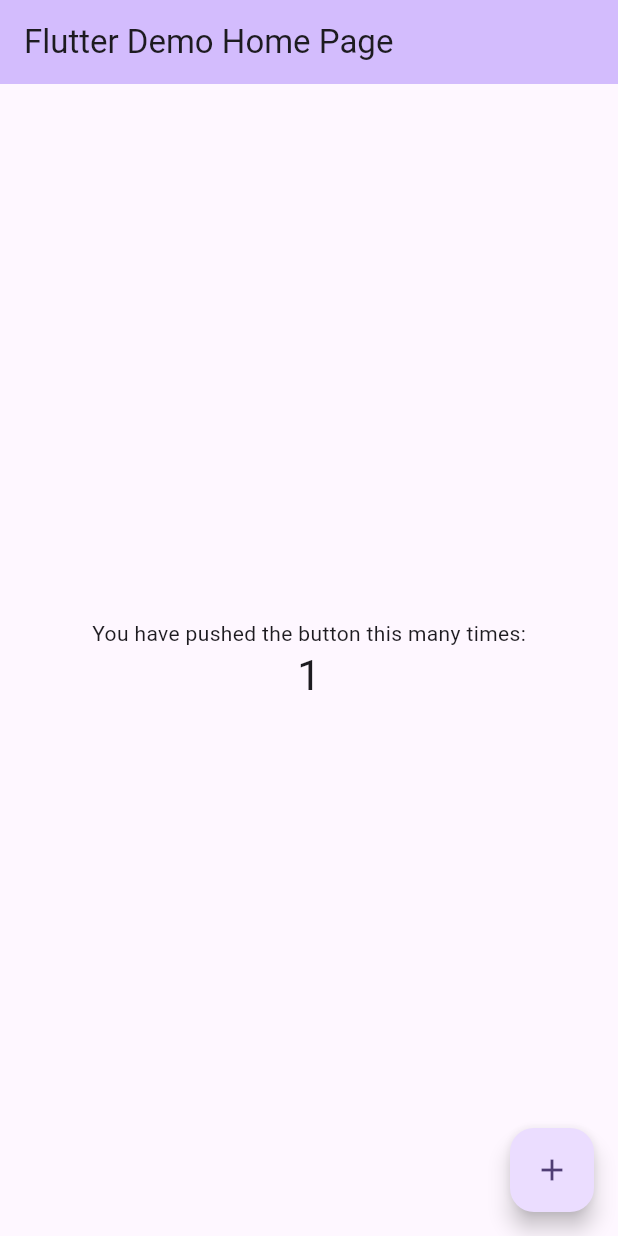
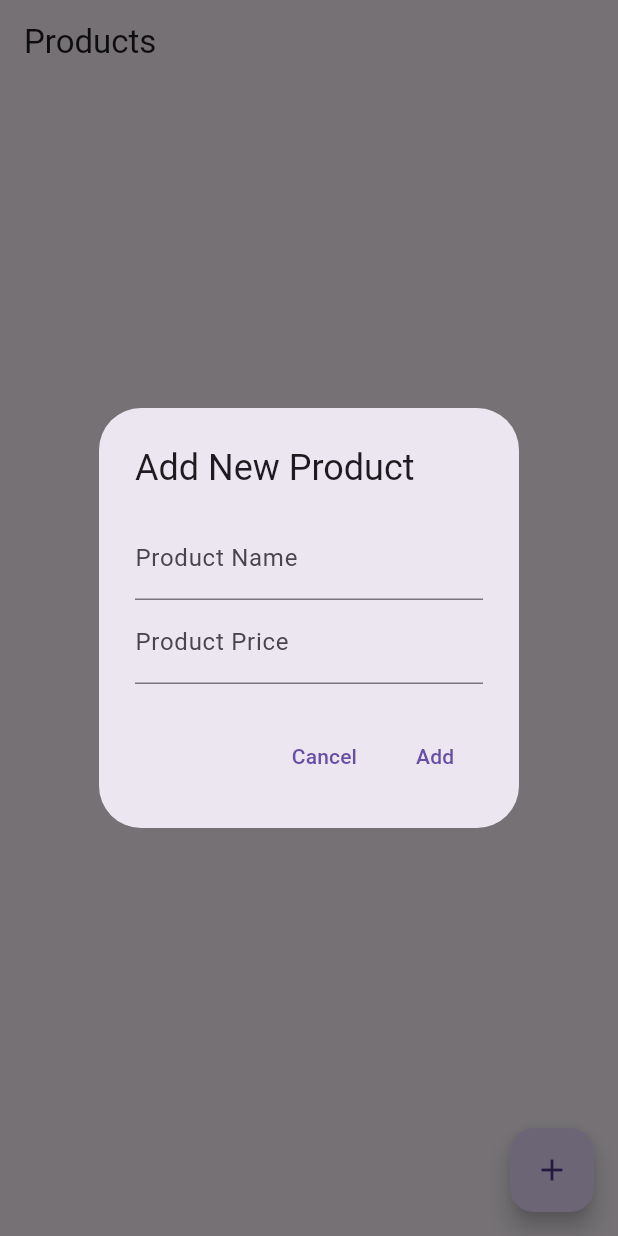
Before and after one commit to Wannabe-King/MemoNeet-Task, a Flutter app: the screen it shows after launch, after a tap on the "add" icon, on a phone screen of 412 x 824 dp. Run offline on Flutter 3.47's test engine with Material 3 defaults, Android fonts, the phone set to English and light mode, and no system bars.

Commit message:
basic setup

```diff
--- /dev/null
+++ b/frontend/lib/app.dart
@@ -0,0 +1,15 @@
+import 'package:flutter/material.dart';
+import 'views/product_list_view.dart';
+
+class MyApp extends StatelessWidget {
+  const MyApp({super.key});
+
+  @override
+  Widget build(BuildContext context) {
+    return MaterialApp(
+      title: 'Grocery App',
+      theme: ThemeData(primarySwatch: Colors.blue),
+      home: ProductListView(),
+    );
+  }
+}
--- a/frontend/lib/main.dart
+++ b/frontend/lib/main.dart
@@ -1,125 +1,15 @@
 import 'package:flutter/material.dart';
+import 'package:provider/provider.dart';
+import 'viewmodels/product_viewmodel.dart';
+import 'app.dart';
 
 void main() {
-  runApp(const MyApp());
+  runApp(
+    MultiProvider(
+      providers: [
+        ChangeNotifierProvider(create: (_) => ProductViewModel()),
+      ],
+      child: MyApp(),
+    ),
+  );
 }
-
-class MyApp extends StatelessWidget {
-  const MyApp({super.key});
-
-  // This widget is the root of your application.
-  @override
-  Widget build(BuildContext context) {
-    return MaterialApp(
-      title: 'Flutter Demo',
-      theme: ThemeData(
-        // This is the theme of your application.
-        //
-        // TRY THIS: Try running your application with "flutter run". You'll see
-        // the application has a purple toolbar. Then, without quitting the app,
-        // try changing the seedColor in the colorScheme below to Colors.green
-        // and then invoke "hot reload" (save your changes or press the "hot
-        // reload" button in a Flutter-supported IDE, or press "r" if you used
-        // the command line to start the app).
-        //
-        // Notice that the counter didn't reset back to zero; the application
-        // state is not lost during the reload. To reset the state, use hot
-        // restart instead.
-        //
-        // This works for code too, not just values: Most code changes can be
-        // tested with just a hot reload.
-        colorScheme: ColorScheme.fromSeed(seedColor: Colors.deepPurple),
-        useMaterial3: true,
-      ),
-      home: const MyHomePage(title: 'Flutter Demo Home Page'),
-    );
-  }
-}
-
-class MyHomePage extends StatefulWidget {
-  const MyHomePage({super.key, required this.title});
-
-  // This widget is the home page of your application. It is stateful, meaning
-  // that it has a State object (defined below) that contains fields that affect
-  // how it looks.
-
-  // This class is the configuration for the state. It holds the values (in this
-  // case the title) provided by the parent (in this case the App widget) and
-  // used by the build method of the State. Fields in a Widget subclass are
-  // always marked "final".
-
-  final String title;
-
-  @override
-  State<MyHomePage> createState() => _MyHomePageState();
-}
-
-class _MyHomePageState extends State<MyHomePage> {
-  int _counter = 0;
-
-  void _incrementCounter() {
-    setState(() {
-      // This call to setState tells the Flutter framework that something has
-      // changed in this State, which causes it to rerun the build method below
-      // so that the display can reflect the updated values. If we changed
-      // _counter without calling setState(), then the build method would not be
-      // called again, and so nothing would appear to happen.
-      _counter++;
-    });
-  }
-
-  @override
-  Widget build(BuildContext context) {
-    // This method is rerun every time setState is called, for instance as done
-    // by the _incrementCounter method above.
-    //
-    // The Flutter framework has been optimized to make rerunning build methods
-    // fast, so that you can just rebuild anything that needs updating rather
-    // than having to individually change instances of widgets.
-    return Scaffold(
-      appBar: AppBar(
-        // TRY THIS: Try changing the color here to a specific color (to
-        // Colors.amber, perhaps?) and trigger a hot reload to see the AppBar
-        // change color while the other colors stay the same.
-        backgroundColor: Theme.of(context).colorScheme.inversePrimary,
-        // Here we take the value from the MyHomePage object that was created by
-        // the App.build method, and use it to set our appbar title.
-        title: Text(widget.title),
-      ),
-      body: Center(
-        // Center is a layout widget. It takes a single child and positions it
-        // in the middle of the parent.
-        child: Column(
-          // Column is also a layout widget. It takes a list of children and
-          // arranges them vertically. By default, it sizes itself to fit its
-          // children horizontally, and tries to be as tall as its parent.
-          //
-          // Column has various properties to control how it sizes itself and
-          // how it positions its children. Here we use mainAxisAlignment to
-          // center the children vertically; the main axis here is the vertical
-          // axis because Columns are vertical (the cross axis would be
-          // horizontal).
-          //
-          // TRY THIS: Invoke "debug painting" (choose the "Toggle Debug Paint"
-          // action in the IDE, or press "p" in the console), to see the
-          // wireframe for each widget.
-          mainAxisAlignment: MainAxisAlignment.center,
-          children: <Widget>[
-            const Text(
-              'You have pushed the button this many times:',
-            ),
-            Text(
-              '$_counter',
-              style: Theme.of(context).textTheme.headlineMedium,
-            ),
-          ],
-        ),
-      ),
-      floatingActionButton: FloatingActionButton(
-        onPressed: _incrementCounter,
-        tooltip: 'Increment',
-        child: const Icon(Icons.add),
-      ), // This trailing comma makes auto-formatting nicer for build methods.
-    );
-  }
-}
--- /dev/null
+++ b/frontend/lib/models/product_model.dart
@@ -0,0 +1,21 @@
+class Product {
+  final int id;
+  final String name;
+  double price;
+
+  Product({required this.id, required this.name, required this.price});
+
+  factory Product.fromJson(Map<String, dynamic> json) {
+    return Product(
+      id: json['id'],
+      name: json['name'],
+      price: json['price'],
+    );
+  }
+
+  Map<String, dynamic> toJson() => {
+    'id': id,
+    'name': name,
+    'price': price,
+  };
+}
--- /dev/null
+++ b/frontend/lib/repository/grocery_repository.dart
@@ -0,0 +1,6 @@
+import '../services/api_service.dart';
+import '../models/product_model.dart';
+
+class GroceryRepository {
+  Future<List<Product>> fetchProducts() => ApiService.getProducts();
+}
--- /dev/null
+++ b/frontend/lib/services/api_service.dart
@@ -0,0 +1,35 @@
+import 'dart:convert';
+import 'package:http/http.dart' as http;
+import '../models/product_model.dart';
+
+class ApiService {
+  static const String apiUrl = 'http://localhost:3000';
+
+  static Future<List<Product>> getProducts() async {
+    final response = await http.get(Uri.parse('$apiUrl/products'));
+    if (response.statusCode == 200) {
+      List jsonResponse = json.decode(response.body);
+      return jsonResponse.map((product) => Product.fromJson(product)).toList();
+    } else {
+      throw Exception('Failed to load products');
+    }
+  }
+
+  static Future<void> deleteProduct(int id) async {
+  final response = await http.delete(Uri.parse('$apiUrl/products/$id'));
+  if (response.statusCode != 200) {
+    throw Exception('Failed to delete product');
+  }
+}
+
+static Future<void> updateProductPrice(int id, double newPrice) async {
+  final response = await http.put(
+    Uri.parse('$apiUrl/products/$id'),
+    headers: {'Content-Type': 'application/json'},
+    body: jsonEncode({'price': newPrice}),
+  );
+  if (response.statusCode != 200) {
+    throw Exception('Failed to update product price');
+  }
+}
+}
--- /dev/null
+++ b/frontend/lib/utils/constants.dart
@@ -0,0 +1 @@
+const String apiUrl = 'http://localhost:3000';
--- /dev/null
+++ b/frontend/lib/viewmodels/product_viewmodel.dart
@@ -0,0 +1,84 @@
+// import 'package:flutter/foundation.dart';
+// import '../models/product_model.dart';
+// import '../services/api_service.dart';
+
+// class ProductViewModel extends ChangeNotifier {
+//   List<Product> _products = [];
+
+//   List<Product> get products => _products;
+
+//   Future<void> fetchProducts() async {
+//     _products = await ApiService.getProducts();
+//     notifyListeners();
+//   }
+// }
+
+// import 'package:flutter/foundation.dart';
+// import '../models/product_model.dart';
+// import '../services/api_service.dart';
+
+// class ProductViewModel extends ChangeNotifier {
+//   List<Product> _products = [];
+
+//   List<Product> get products => _products;
+
+//   Future<void> fetchProducts() async {
+//     _products = await ApiService.getProducts();
+//     notifyListeners();
+//   }
+
+//   // Delete a product by ID
+//   void deleteProduct(int id) {
+//     _products.removeWhere((product) => product.id == id);
+//     notifyListeners();
+//     // Optionally, you can add an API call here to update the server if needed
+//     // ApiService.deleteProduct(id);
+//   }
+
+//   // Update the product price
+//   void updateProductPrice(int id, double newPrice) {
+//     final product = _products.firstWhere((product) => product.id == id);
+//     product.price = newPrice;
+//     notifyListeners();
+//     // Optionally, you can add an API call here to update the server if needed
+//     // ApiService.updateProductPrice(id, newPrice);
+//   }
+// }
+
+import 'package:flutter/foundation.dart';
+import '../models/product_model.dart';
+import '../services/api_service.dart';
+
+class ProductViewModel extends ChangeNotifier {
+  List<Product> _products = [];
+
+  List<Product> get products => _products;
+
+  Future<void> fetchProducts() async {
+    _products = await ApiService.getProducts();
+    notifyListeners();
+  }
+
+  // Delete a product by ID
+  void deleteProduct(int id) {
+    _products.removeWhere((product) => product.id == id);
+    notifyListeners();
+    // Optionally, add API call to delete product on the server
+  }
+
+  // Update the product price
+  void updateProductPrice(int id, double newPrice) {
+    final product = _products.firstWhere((product) => product.id == id);
+    product.price = newPrice;
+    notifyListeners();
+    // Optionally, add API call to update product price on the server
+  }
+
+  // Add new product
+  void addProduct(String name, double price) {
+    final newProduct = Product(id: DateTime.now().millisecondsSinceEpoch, name: name, price: price);
+    _products.add(newProduct);
+    notifyListeners();
+    // Optionally, add API call to add product on the server
+  }
+}
--- /dev/null
+++ b/frontend/lib/views/product_list_view.dart
@@ -0,0 +1,216 @@
+
+
+// import 'package:flutter/material.dart';
+// import 'package:provider/provider.dart';
+// import '../viewmodels/product_viewmodel.dart';
+// import '../models/product_model.dart';
+
+// class ProductListView extends StatelessWidget {
+//   @override
+//   Widget build(BuildContext context) {
+//     final productViewModel = context.watch<ProductViewModel>();
+
+//     return Scaffold(
+//       appBar: AppBar(title: Text('Products')),
+//       body: ListView.builder(
+//         itemCount: productViewModel.products.length,
+//         itemBuilder: (context, index) {
+//           final product = productViewModel.products[index];
+//           return ListTile(
+//             title: Text(product.name),
+//             subtitle: Text('\$${product.price}'),
+//             trailing: Row(
+//               mainAxisSize: MainAxisSize.min,
+//               children: [
+//                 // Delete Product Button
+//                 IconButton(
+//                   icon: Icon(Icons.delete, color: Colors.red),
+//                   onPressed: () {
+//                     productViewModel.deleteProduct(product.id);
+//                   },
+//                 ),
+//                 // Update Price Button
+//                 IconButton(
+//                   icon: Icon(Icons.edit, color: Colors.blue),
+//                   onPressed: () async {
+//                     double? newPrice = await _showPriceUpdateDialog(context, product.price);
+//                     if (newPrice != null) {
+//                       productViewModel.updateProductPrice(product.id, newPrice);
+//                     }
+//                   },
+//                 ),
+//               ],
+//             ),
+//           );
+//         },
+//       ),
+//     );
+//   }
+
+//   // Show Dialog to Update Price
+//   Future<double?> _showPriceUpdateDialog(BuildContext context, double currentPrice) {
+//     final TextEditingController priceController = TextEditingController(text: currentPrice.toString());
+
+//     return showDialog<double>(
+//       context: context,
+//       builder: (context) {
+//         return AlertDialog(
+//           title: Text('Update Price'),
+//           content: TextField(
+//             controller: priceController,
+//             keyboardType: TextInputType.number,
+//             decoration: InputDecoration(labelText: 'New Price'),
+//           ),
+//           actions: [
+//             TextButton(
+//               onPressed: () => Navigator.of(context).pop(),
+//               child: Text('Cancel'),
+//             ),
+//             TextButton(
+//               onPressed: () {
+//                 final double? newPrice = double.tryParse(priceController.text);
+//                 Navigator.of(context).pop(newPrice);
+//               },
+//               child: Text('Update'),
+//             ),
+//           ],
+//         );
+//       },
+//     );
+//   }
+// }
+
+import 'package:flutter/material.dart';
+import 'package:provider/provider.dart';
+import '../viewmodels/product_viewmodel.dart';
+
+class ProductListView extends StatelessWidget {
+  @override
+  Widget build(BuildContext context) {
+    final productViewModel = context.watch<ProductViewModel>();
+
+    return Scaffold(
+      appBar: AppBar(title: Text('Products')),
+      body: ListView.builder(
+        itemCount: productViewModel.products.length,
+        itemBuilder: (context, index) {
+          final product = productViewModel.products[index];
+          return ListTile(
+            title: Text(product.name),
+            subtitle: Text('\$${product.price}'),
+            trailing: Row(
+              mainAxisSize: MainAxisSize.min,
+              children: [
+                IconButton(
+                  icon: Icon(Icons.delete, color: Colors.red),
+                  onPressed: () {
+                    productViewModel.deleteProduct(product.id);
+                  },
+                ),
+                IconButton(
+                  icon: Icon(Icons.edit, color: Colors.blue),
+                  onPressed: () async {
+                    double? newPrice =
+                        await _showPriceUpdateDialog(context, product.price);
+                    if (newPrice != null) {
+                      productViewModel.updateProductPrice(product.id, newPrice);
+                    }
+                  },
+                ),
+              ],
+            ),
+          );
+        },
+      ),
+      // Floating Action Button to Add New Product
+      floatingActionButton: FloatingActionButton(
+        onPressed: () async {
+          await _showAddProductDialog(context);
+        },
+        child: Icon(Icons.add),
+        tooltip: 'Add New Product',
+      ),
+    );
+  }
+
+  // Show Dialog to Update Price
+  Future<double?> _showPriceUpdateDialog(
+      BuildContext context, double currentPrice) {
+    final TextEditingController priceController =
+        TextEditingController(text: currentPrice.toString());
+
+    return showDialog<double>(
+      context: context,
+      builder: (context) {
+        return AlertDialog(
+          title: Text('Update Price'),
+          content: TextField(
+            controller: priceController,
+            keyboardType: TextInputType.number,
+            decoration: InputDecoration(labelText: 'New Price'),
+          ),
+          actions: [
+            TextButton(
+              onPressed: () => Navigator.of(context).pop(),
+              child: Text('Cancel'),
+            ),
+            TextButton(
+              onPressed: () {
+                final double? newPrice = double.tryParse(priceController.text);
+                Navigator.of(context).pop(newPrice);
+              },
+              child: Text('Update'),
+            ),
+          ],
+        );
+      },
+    );
+  }
+
+  // Show Dialog to Add New Product
+  Future<void> _showAddProductDialog(BuildContext context) async {
+    final TextEditingController nameController = TextEditingController();
+    final TextEditingController priceController = TextEditingController();
+
+    await showDialog<void>(
+      context: context,
+      builder: (context) {
+        return AlertDialog(
+          title: Text('Add New Product'),
+          content: Column(
+            mainAxisSize: MainAxisSize.min,
+            children: [
+              TextField(
+                controller: nameController,
+                decoration: InputDecoration(labelText: 'Product Name'),
+              ),
+              TextField(
+                controller: priceController,
+                keyboardType: TextInputType.number,
+                decoration: InputDecoration(labelText: 'Product Price'),
+              ),
+            ],
+          ),
+          actions: [
+            TextButton(
+              onPressed: () => Navigator.of(context).pop(),
+              child: Text('Cancel'),
+            ),
+            TextButton(
+              onPressed: () {
+                final String name = nameController.text;
+                final double? price = double.tryParse(priceController.text);
+                if (name.isNotEmpty && price != null) {
+                  Provider.of<ProductViewModel>(context, listen: false)
+                      .addProduct(name, price);
+                  Navigator.of(context).pop();
+                }
+              },
+              child: Text('Add'),
+            ),
+          ],
+        );
+      },
+    );
+  }
+}
--- a/frontend/pubspec.yaml
+++ b/frontend/pubspec.yaml
@@ -35,6 +35,8 @@ dependencies:
   # The following adds the Cupertino Icons font to your application.
   # Use with the CupertinoIcons class for iOS style icons.
   cupertino_icons: ^1.0.8
+  provider: ^6.1.2
+  http: ^1.2.2
 
 dev_dependencies:
   flutter_test:
```
Also changed, not shown: frontend/pubspec.lock, 1 other file.
